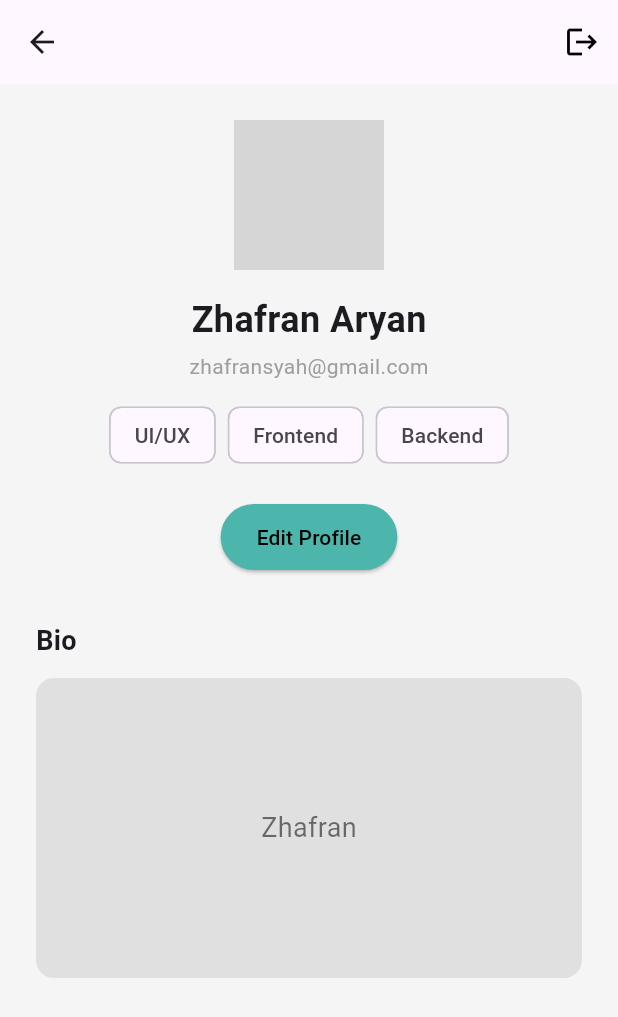
After one commit to lintangaroem/TemaNugas, a Flutter app: the ProfilePage screen opened directly, on a phone screen of 412 x 824 dp. The commit adds this screen. Shown: the top 1017 px of the screen. Run offline on Flutter 3.47's test engine with Material 3 defaults, Android fonts, the phone set to English and light mode, and no system bars; network calls fail; grey boxes are pictures that could not be loaded.

Commit message:
profile, register, yang lainnya itu aku ganti huruf

```diff
--- a/lib/pages/login.dart
+++ b/lib/pages/login.dart
@@ -80,6 +80,7 @@ class _LoginPageState extends State<LoginPage> {
               const Text(
                 'Sign In',
                 style: TextStyle(
+                  fontFamily: 'PlusJakartaSans',
                   fontWeight: FontWeight.w700,
                   fontSize: 22,
                   color: Colors.black87,
@@ -135,6 +136,7 @@ class _LoginPageState extends State<LoginPage> {
                   child: const Text(
                     'Forget password?',
                     style: TextStyle(
+                      fontFamily: 'PlusJakartaSans',
                       color: Color(0xFF58A7BB),
                       fontSize: 14,
                     ),
@@ -147,6 +149,7 @@ class _LoginPageState extends State<LoginPage> {
                 child: const Text(
                   'New User? Create Account',
                   style: TextStyle(
+                    fontFamily: 'PlusJakartaSans',
                     fontSize: 14,
                     color: Colors.grey,
                     decoration: TextDecoration.underline,
@@ -168,6 +171,7 @@ class _LoginPageState extends State<LoginPage> {
                   child: const Text(
                     'LOG IN',
                     style: TextStyle(
+                      fontFamily: 'PlusJakartaSans',
                       fontWeight: FontWeight.w600,
                       fontSize: 16,
                       letterSpacing: 1.2,
--- /dev/null
+++ b/lib/pages/profile.dart
@@ -0,0 +1,94 @@
+import 'package:flutter/material.dart';
+import 'edit_profile.dart'; // import halaman edit profil
+
+class ProfilePage extends StatelessWidget {
+  const ProfilePage({super.key});
+
+  @override
+  Widget build(BuildContext context) {
+    return Scaffold(
+      appBar: AppBar(
+        actions: [
+          IconButton(
+            color: Colors.black,
+            icon: const Icon(Icons.logout),
+            onPressed: () {
+              // TODO: aksi logout jika perlu
+            },
+          ),
+        ],
+      ),
+      body: Padding(
+        padding: const EdgeInsets.symmetric(horizontal: 24, vertical: 24),
+        child: Column(
+          children: [
+            CircleAvatar(
+              radius: 50,
+              backgroundImage: NetworkImage(
+                'https://randomuser.me/api/portraits/men/45.jpg',
+              ),
+            ),
+            const SizedBox(height: 16),
+            const Text(
+              'Zhafran Aryan',
+              style: TextStyle(fontSize: 24, fontWeight: FontWeight.bold),
+            ),
+            const SizedBox(height: 4),
+            const Text(
+              'zhafransyah@gmail.com',
+              style: TextStyle(color: Colors.grey, fontSize: 14),
+            ),
+            const SizedBox(height: 12),
+            Wrap(
+              spacing: 8,
+              children: const [
+                Chip(label: Text('UI/UX')),
+                Chip(label: Text('Frontend')),
+                Chip(label: Text('Backend')),
+              ],
+            ),
+            const SizedBox(height: 20),
+            ElevatedButton(
+              onPressed: () {
+                Navigator.push(
+                  context,
+                  MaterialPageRoute(builder: (_) => const EditProfilePage()),
+                );
+              },
+              style: ElevatedButton.styleFrom(
+                backgroundColor: Colors.teal[300],
+                padding: const EdgeInsets.symmetric(horizontal: 24, vertical: 12),
+              ),
+              child: const Text(
+                'Edit Profile',
+                style: TextStyle(color: Colors.black),
+              ),
+            ),
+            const SizedBox(height: 32),
+            const Align(
+              alignment: Alignment.centerLeft,
+              child: Text(
+                'Bio',
+                style: TextStyle(fontWeight: FontWeight.bold, fontSize: 18),
+              ),
+            ),
+            const SizedBox(height: 12),
+            Container(
+              width: double.infinity,
+              height: 200,
+              decoration: BoxDecoration(
+                color: Colors.grey[300],
+                borderRadius: BorderRadius.circular(12),
+              ),
+              alignment: Alignment.center,
+              child: const Text(
+                'Zhafran',
+                style: TextStyle(fontSize: 18, color: Colors.black54),
+              ),
+            ),
+          ],
+        ),
+      ),
+    );
+  }
+}
--- a/lib/pages/register.dart
+++ b/lib/pages/register.dart
@@ -83,6 +83,7 @@ class _RegisterPageState extends State<RegisterPage> {
               const Text(
                 'Register',
                 style: TextStyle(
+                  fontFamily: 'PlusJakartaSans',
                   fontWeight: FontWeight.w700,
                   fontSize: 22,
                   color: Colors.black87,
@@ -189,6 +190,7 @@ class _RegisterPageState extends State<RegisterPage> {
                   child: const Text(
                     'REGISTER',
                     style: TextStyle(
+                      fontFamily: 'PlusJakartaSans',
                       fontWeight: FontWeight.w600,
                       fontSize: 16,
                       letterSpacing: 1.2,
```
Also changed, not shown: lib/pages/edit_profile.dart (added, +145 -0 lines), lib/pages/group_page.dart (+6 -9 lines), lib/pages/home_page.dart (+66 -25 lines), pubspec.yaml (+9 -0 lines), pubspec.lock.
